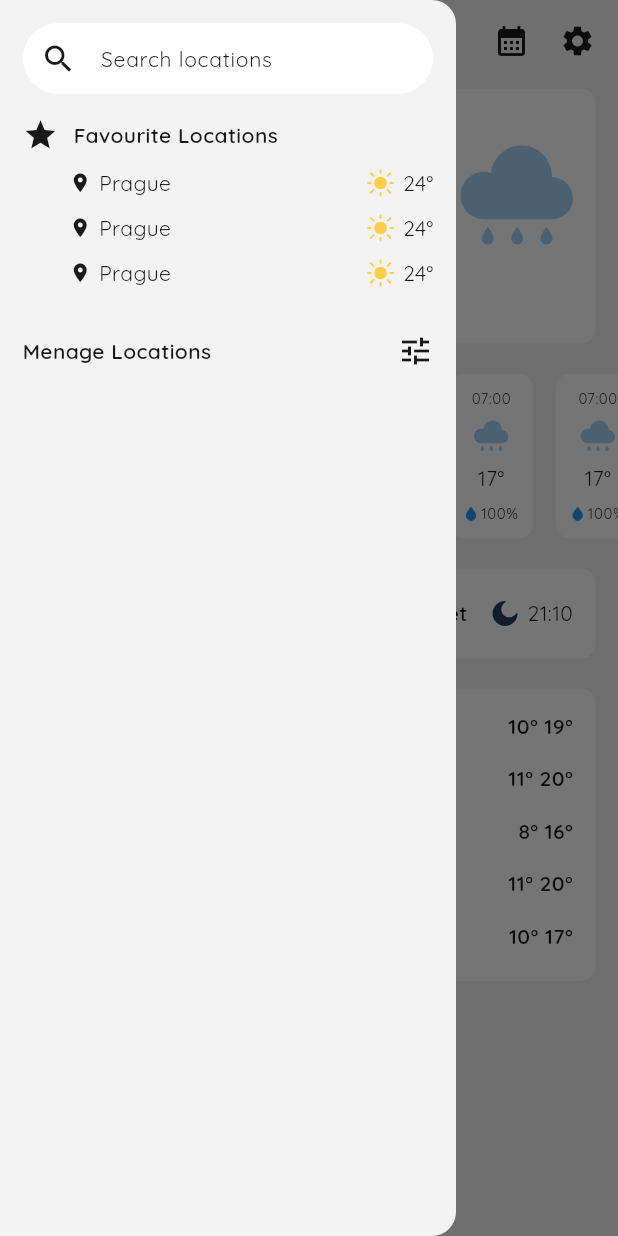
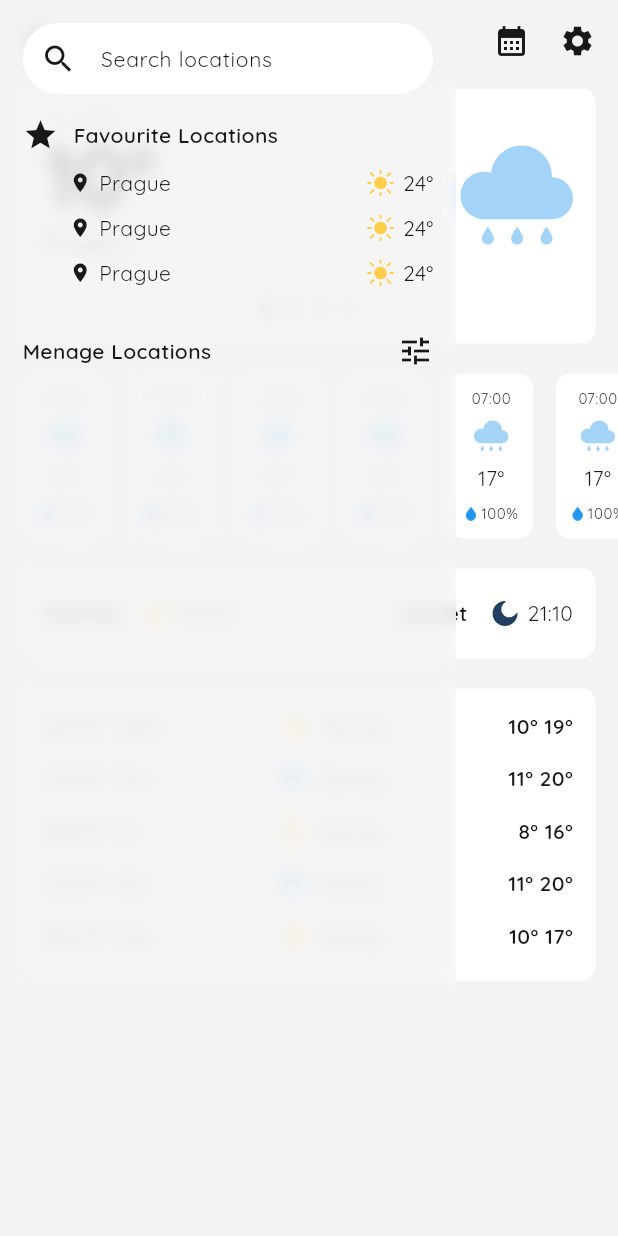
Before and after one commit to mkljucevic/weather_app, a Flutter app: the screen it shows after launch, with the side drawer open, on a phone screen of 412 x 824 dp. Run offline on Flutter 3.47's test engine with Material 3 defaults, Android fonts, the phone set to English and light mode, and no system bars; drawn by our look-alikes of dots_indicator; our stand-ins replace flutter_svg.

Commit message:
feat: add blur effect to side drawer

```diff
--- a/lib/components/side_drawer.dart
+++ b/lib/components/side_drawer.dart
@@ -1,3 +1,5 @@
+import 'dart:ui';
+
 import 'package:flutter/material.dart';
 import 'package:flutter_svg/svg.dart';
 import 'package:weather_app/styles/colors.dart';
@@ -11,8 +13,14 @@ class SideDrawer extends StatelessWidget {
   @override
   Widget build(BuildContext context) {
     return Drawer(
-      backgroundColor: Theme.of(context).scaffoldBackgroundColor,
+      backgroundColor:
+          Theme.of(context).scaffoldBackgroundColor.withOpacity(0.8),
       child: SafeArea(
+        child: BackdropFilter(
+          filter: ImageFilter.blur(
+            sigmaX: 6,
+            sigmaY: 6,
+          ),
           child: Padding(
             padding: const EdgeInsets.all(15.0),
             child: Column(
@@ -23,8 +31,8 @@ class SideDrawer extends StatelessWidget {
                       fontSize: 14.0,
                       color: Theme.of(context).textTheme.bodyMedium?.color),
                   decoration: InputDecoration(
-                    contentPadding:
-                        const EdgeInsets.symmetric(vertical: 0, horizontal: 10),
+                      contentPadding: const EdgeInsets.symmetric(
+                          vertical: 0, horizontal: 10),
                       enabledBorder: OutlineInputBorder(
                         borderSide: BorderSide(
                             color: Theme.of(context).scaffoldBackgroundColor,
@@ -99,6 +107,7 @@ class SideDrawer extends StatelessWidget {
             ),
           ),
         ),
+      ),
     );
   }
 }
--- a/lib/views/home_page.dart
+++ b/lib/views/home_page.dart
@@ -22,6 +22,7 @@ class _HomePageState extends State<HomePage> {
       //backgroundColor: const Color(0xfff3f3f3),
       key: scaffoldKey,
       drawer: const SideDrawer(),
+      drawerScrimColor: Colors.transparent,
       body: SafeArea(
         child: SingleChildScrollView(
           child: Column(
```
Lines whose indentation alone changed are shown as unchanged.
